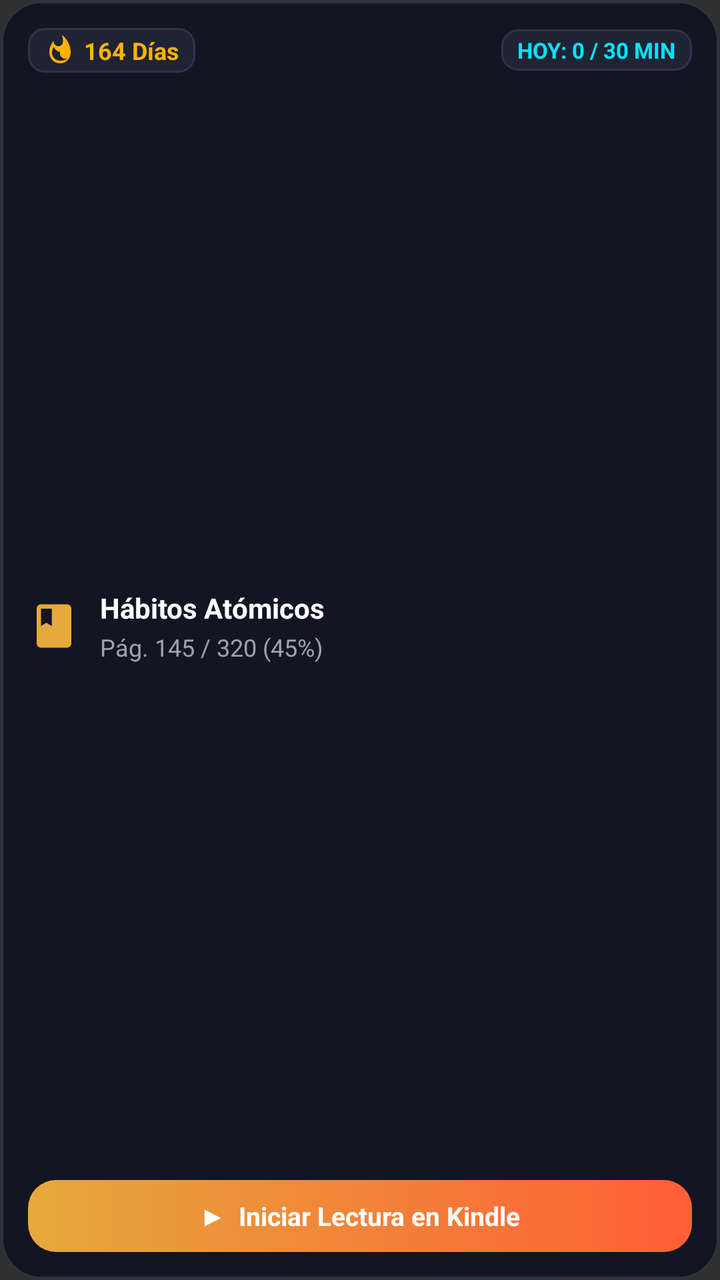
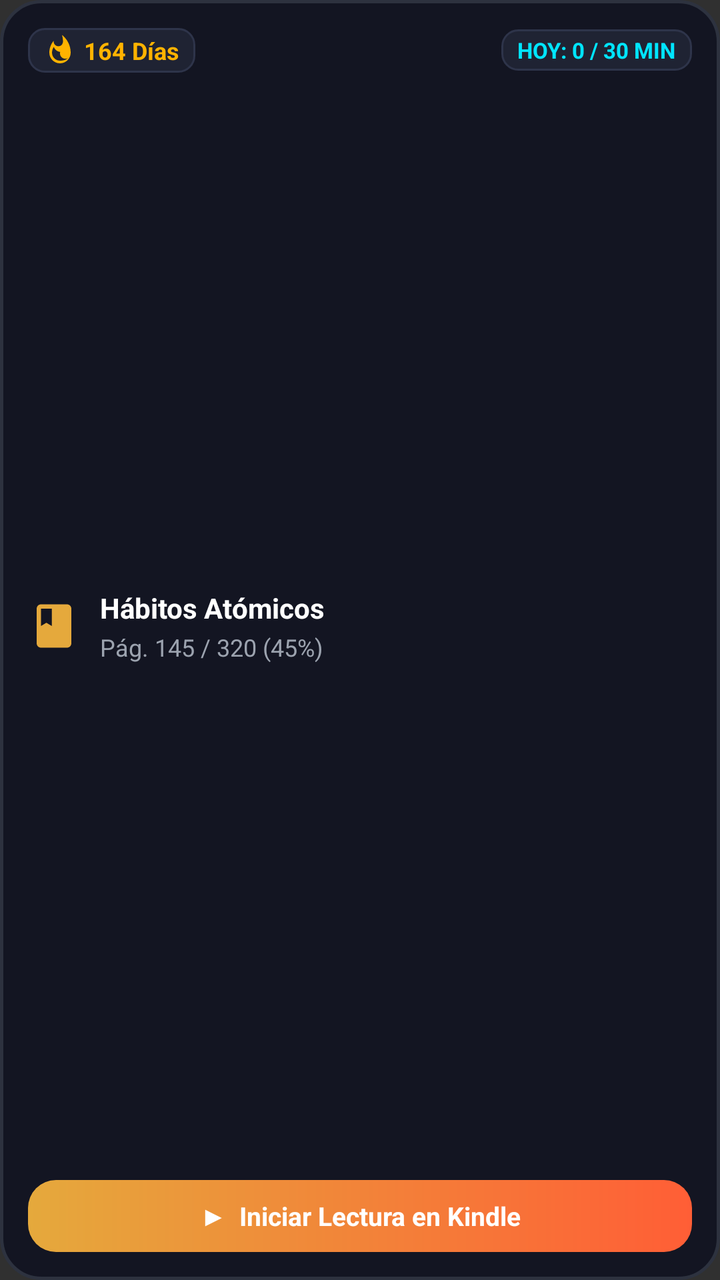

Compare the two renders of this Android layout. The source of the first and the diff that turns it into the second are given below.
<!-- AndroidManifest.xml: application theme android:Theme.Material.NoActionBar -->
<!-- res/layout/widget_reading_tracker.xml -->
<?xml version="1.0" encoding="utf-8"?>
<LinearLayout xmlns:android="http://schemas.android.com/apk/res/android"
    android:id="@+id/widget_root"
    android:layout_width="match_parent"
    android:layout_height="match_parent"
    android:orientation="vertical"
    android:background="@drawable/widget_card_background"
    android:padding="14dp">

    
    <LinearLayout
        android:layout_width="match_parent"
        android:layout_height="wrap_content"
        android:orientation="horizontal"
        android:gravity="center_vertical">

        
        <LinearLayout
            android:layout_width="wrap_content"
            android:layout_height="wrap_content"
            android:orientation="horizontal"
            android:gravity="center_vertical"
            android:background="@drawable/widget_badge_bg"
            android:paddingStart="8dp"
            android:paddingEnd="8dp"
            android:paddingTop="3dp"
            android:paddingBottom="3dp">

            <ImageView
                android:layout_width="16dp"
                android:layout_height="16dp"
                android:src="@drawable/ic_widget_flame"
                android:contentDescription="Llama de racha" />

            <TextView
                android:id="@+id/tv_widget_streak"
                android:layout_width="wrap_content"
                android:layout_height="wrap_content"
                android:layout_marginStart="4dp"
                android:text="164 Días"
                android:textColor="#FFB300"
                android:textSize="12sp"
                android:textStyle="bold" />
        </LinearLayout>

        
        <View
            android:layout_width="0dp"
            android:layout_height="1dp"
            android:layout_weight="1" />

        
        <TextView
            android:id="@+id/tv_widget_today_time"
            android:layout_width="wrap_content"
            android:layout_height="wrap_content"
            android:background="@drawable/widget_badge_bg"
            android:paddingStart="8dp"
            android:paddingEnd="8dp"
            android:paddingTop="3dp"
            android:paddingBottom="3dp"
            android:text="HOY: 0 / 30 MIN"
            android:textColor="#00E5FF"
            android:textSize="11sp"
            android:textStyle="bold" />
    </LinearLayout>

    
    <LinearLayout
        android:layout_width="match_parent"
        android:layout_height="0dp"
        android:layout_weight="1"
        android:orientation="horizontal"
        android:gravity="center_vertical"
        android:layout_marginTop="8dp"
        android:layout_marginBottom="8dp">

        <ImageView
            android:layout_width="26dp"
            android:layout_height="26dp"
            android:src="@drawable/ic_widget_book"
            android:contentDescription="Icono de libro"
            android:layout_marginEnd="10dp" />

        <LinearLayout
            android:layout_width="0dp"
            android:layout_height="wrap_content"
            android:layout_weight="1"
            android:orientation="vertical">

            <TextView
                android:id="@+id/tv_widget_book_title"
                android:layout_width="match_parent"
                android:layout_height="wrap_content"
                android:text="Hábitos Atómicos"
                android:textColor="#FFFFFF"
                android:textSize="14sp"
                android:textStyle="bold"
                android:singleLine="true"
                android:ellipsize="end" />

            <TextView
                android:id="@+id/tv_widget_book_progress"
                android:layout_width="match_parent"
                android:layout_height="wrap_content"
                android:layout_marginTop="2dp"
                android:text="Pág. 145 / 320 (45%)"
                android:textColor="#9CA3AF"
                android:textSize="12sp"
                android:singleLine="true"
                android:ellipsize="end" />
        </LinearLayout>
    </LinearLayout>

    
    <LinearLayout
        android:id="@+id/btn_widget_toggle_timer"
        android:layout_width="match_parent"
        android:layout_height="wrap_content"
        android:orientation="horizontal"
        android:gravity="center"
        android:background="@drawable/widget_btn_start_bg"
        android:paddingTop="9dp"
        android:paddingBottom="9dp"
        android:clickable="true"
        android:focusable="true">

        <TextView
            android:id="@+id/tv_widget_btn_text"
            android:layout_width="wrap_content"
            android:layout_height="wrap_content"
            android:text="▶  Iniciar Lectura en Kindle"
            android:textColor="#FFFFFF"
            android:textSize="13sp"
            android:textStyle="bold" />
    </LinearLayout>

</LinearLayout>
<!-- resources referenced by this layout -->
<resources>
  <!-- drawable ic_widget_book (drawable) -->
  <vector xmlns:android="http://schemas.android.com/apk/res/android"
      android:width="24dp"
      android:height="24dp"
      android:viewportWidth="24"
      android:viewportHeight="24">
    <path
        android:fillColor="#E5A93C"
        android:pathData="M18,2H6c-1.1,0 -2,0.9 -2,2v16c0,1.1 0.9,2 2,2h12c1.1,0 2,-0.9 2,-2V4c0,-1.1 -0.9,-2 -2,-2zM6,4h5v8l-2.5,-1.5L6,12V4z"/>
  </vector>
  <!-- drawable ic_widget_flame (drawable) -->
  <vector xmlns:android="http://schemas.android.com/apk/res/android"
      android:width="20dp"
      android:height="20dp"
      android:viewportWidth="24"
      android:viewportHeight="24">
    <path
        android:fillColor="#FFB300"
        android:pathData="M13.5,0.67s.74,2.65 .74,4.8c0,2.06 -1.35,3.73 -3.41,3.73 -2.07,0 -3.63,-1.67 -3.63,-3.73l.03,-0.36C5.21,7.51 4,10.61 4,14c0,4.42 3.58,8 8,8s8,-3.58 8,-8C20,8.61 17.41,3.8 13.5,0.67zM12,20c-3.31,0 -6,-2.69 -6,-6 0,-1.53 .5,-3.06 1.39,-4.34 .71,2.03 2.5,3.54 4.72,3.76 -0.06,.38 -0.11,.76 -0.11,1.14 0,2.21 1.79,4 4,4 .63,0 1.22,-0.15 1.75,-0.41C16.83,19.26 14.59,20 12,20z"/>
  </vector>
  <!-- drawable widget_badge_bg (drawable) -->
  <?xml version="1.0" encoding="utf-8"?>
  <shape xmlns:android="http://schemas.android.com/apk/res/android"
      android:shape="rectangle">
      <solid android:color="#1F2333" />
      <stroke android:width="1dp" android:color="#2E344A" />
      <corners android:radius="8dp" />
  </shape>
  <!-- drawable widget_btn_start_bg (drawable) -->
  <?xml version="1.0" encoding="utf-8"?>
  <shape xmlns:android="http://schemas.android.com/apk/res/android"
      android:shape="rectangle">
      <gradient
          android:angle="0"
          android:startColor="#E5A93C"
          android:endColor="#FF5E36"
          android:type="linear" />
      <corners android:radius="14dp" />
  </shape>
  <!-- drawable widget_card_background (drawable) -->
  <?xml version="1.0" encoding="utf-8"?>
  <shape xmlns:android="http://schemas.android.com/apk/res/android"
      android:shape="rectangle">
      <solid android:color="#131522" />
      <stroke android:width="1.5dp" android:color="#2D323F" />
      <corners android:radius="20dp" />
  </shape>
</resources>

<!-- the commit's change to res/layout/widget_reading_tracker.xml (unified diff, before → after) -->
@@ -8,16 +8,17 @@
     android:padding="14dp">
 
     
-    <LinearLayout
+    <RelativeLayout
         android:layout_width="match_parent"
-        android:layout_height="wrap_content"
-        android:orientation="horizontal"
-        android:gravity="center_vertical">
+        android:layout_height="wrap_content">
 
         
         <LinearLayout
+            android:id="@+id/layout_widget_streak_container"
             android:layout_width="wrap_content"
             android:layout_height="wrap_content"
+            android:layout_alignParentStart="true"
+            android:layout_centerVertical="true"
             android:orientation="horizontal"
             android:gravity="center_vertical"
             android:background="@drawable/widget_badge_bg"
@@ -44,16 +45,12 @@
         </LinearLayout>
 
         
-        <View
-            android:layout_width="0dp"
-            android:layout_height="1dp"
-            android:layout_weight="1" />
-
-        
         <TextView
             android:id="@+id/tv_widget_today_time"
             android:layout_width="wrap_content"
             android:layout_height="wrap_content"
+            android:layout_alignParentEnd="true"
+            android:layout_centerVertical="true"
             android:background="@drawable/widget_badge_bg"
             android:paddingStart="8dp"
             android:paddingEnd="8dp"
@@ -63,7 +60,7 @@
             android:textColor="#00E5FF"
             android:textSize="11sp"
             android:textStyle="bold" />
-    </LinearLayout>
+    </RelativeLayout>
 
     
     <LinearLayout
@@ -96,7 +93,7 @@
                 android:textColor="#FFFFFF"
                 android:textSize="14sp"
                 android:textStyle="bold"
-                android:singleLine="true"
+                android:maxLines="1"
                 android:ellipsize="end" />
 
             <TextView
@@ -107,32 +104,25 @@
                 android:text="Pág. 145 / 320 (45%)"
                 android:textColor="#9CA3AF"
                 android:textSize="12sp"
-                android:singleLine="true"
+                android:maxLines="1"
                 android:ellipsize="end" />
         </LinearLayout>
     </LinearLayout>
 
     
-    <LinearLayout
+    <TextView
         android:id="@+id/btn_widget_toggle_timer"
         android:layout_width="match_parent"
         android:layout_height="wrap_content"
-        android:orientation="horizontal"
         android:gravity="center"
         android:background="@drawable/widget_btn_start_bg"
         android:paddingTop="9dp"
         android:paddingBottom="9dp"
+        android:text="▶  Iniciar Lectura en Kindle"
+        android:textColor="#FFFFFF"
+        android:textSize="13sp"
+        android:textStyle="bold"
         android:clickable="true"
-        android:focusable="true">
-
-        <TextView
-            android:id="@+id/tv_widget_btn_text"
-            android:layout_width="wrap_content"
-            android:layout_height="wrap_content"
-            android:text="▶  Iniciar Lectura en Kindle"
-            android:textColor="#FFFFFF"
-            android:textSize="13sp"
-            android:textStyle="bold" />
-    </LinearLayout>
+        android:focusable="true" />
 
 </LinearLayout>
